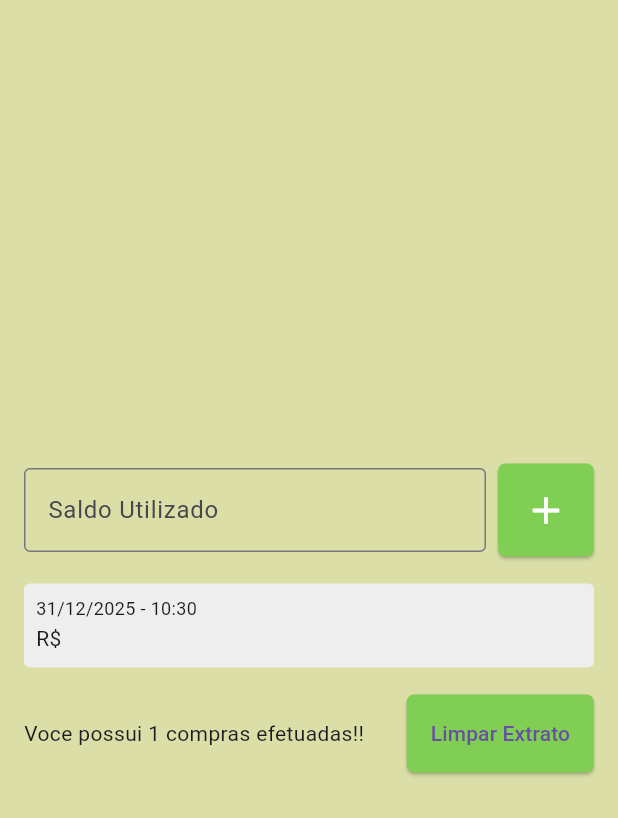
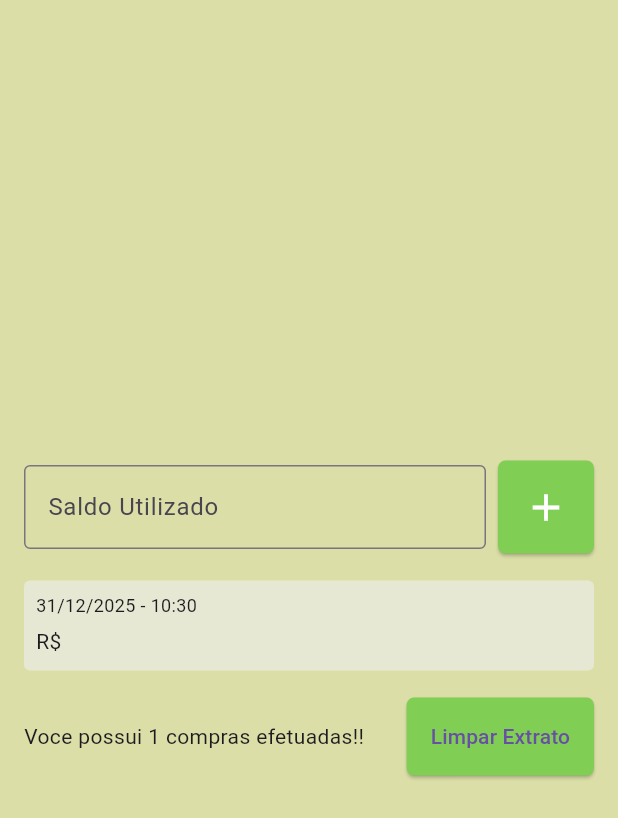
Before and after one commit to SmithARX/Flutter, a Flutter app: the screen it shows after launch, after a tap on the "add" icon, on a phone screen of 412 x 824 dp. Shown: the top 818 px of the screen. Run offline on Flutter 3.47's test engine with Material 3 defaults, Android fonts, the phone set to English and light mode, and no system bars; drawn by our look-alikes of flutter_slidable.

Commit message:
Arrumei o delete

```diff
--- a/lib/pages/list_page.dart
+++ b/lib/pages/list_page.dart
@@ -1,4 +1,4 @@
-import 'package:app01/models/Shop.dart';
+import 'package:app01/models/shop.dart';
 import 'package:app01/widgets/shopping_list_item.dart';
 import 'package:flutter/material.dart';
 
--- a/lib/widgets/shopping_list_item.dart
+++ b/lib/widgets/shopping_list_item.dart
@@ -1,4 +1,4 @@
-import 'package:app01/models/Shop.dart';
+import 'package:app01/models/shop.dart';
 import 'package:flutter/material.dart';
 import 'package:flutter_slidable/flutter_slidable.dart';
 import 'package:intl/intl.dart';
@@ -10,34 +10,58 @@ class ShoppingListItem extends StatelessWidget {
 
   @override
   Widget build(BuildContext context) {
-    return Slidable(child: Container(
+    return Slidable(
+      key: ValueKey(shop), // se tiver id, use
+      endActionPane: ActionPane(
+        motion: const ScrollMotion(),
+        children: [
+          SlidableAction(
+            onPressed: (context) {
+              // ação de excluir
+            },
+            backgroundColor: Colors.red,
+            foregroundColor: Colors.white,
+            icon: Icons.delete,
+            label: 'Excluir',
+          ),
+          SlidableAction(
+            onPressed: (context) {
+              // ação de editar
+            },
+            backgroundColor: Colors.blue,
+            foregroundColor: Colors.white,
+            icon: Icons.edit,
+            label: 'Editar',
+          ),
+        ],
+      ),
+      child: Container(
         decoration: BoxDecoration(
           borderRadius: BorderRadius.circular(4),
-          color: Colors.grey[200],
+          color: const Color.fromARGB(157, 238, 238, 238),
         ),
-        margin: EdgeInsetsGeometry.symmetric(vertical: 2),
-        padding: const EdgeInsetsGeometry.all(8.0),
+        margin: const EdgeInsets.symmetric(vertical: 2),
+        padding: const EdgeInsets.all(8.0),
         child: Column(
           crossAxisAlignment: CrossAxisAlignment.start,
           children: [
             Text(
-            DateFormat('dd/MM/yyyy - HH:mm').format(shop.dateTime),
-            style:TextStyle(
+              DateFormat('dd/MM/yyyy - HH:mm').format(shop.dateTime),
+              style: const TextStyle(
                 fontSize: 12,
               ),
             ),
+            const SizedBox(height: 4),
             Row(
-
               children: [
-                Text("R\$ "),
-                Text(shop.title,
-              style:
-                TextStyle(
-                  fontSize: 16,
-                  fontWeight: FontWeight.w600
-
+                const Text("R\$ "),
+                Text(
+                  shop.title,
+                  style: const TextStyle(
+                    fontSize: 16,
+                    fontWeight: FontWeight.w600,
+                  ),
                 ),
-              ),
               ],
             ),
           ],
```
